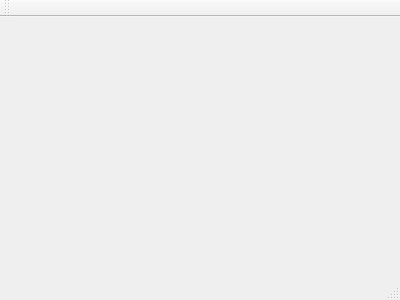
Qt form mainwindow.ui (Andy-jg/CANTestApp) before a commit.
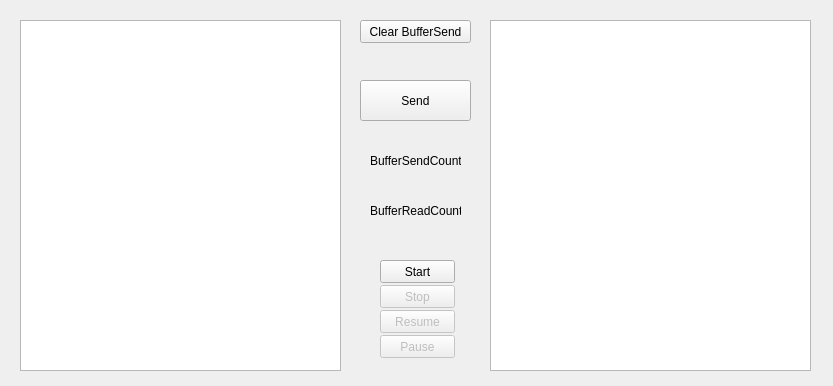
The same form after that commit.

Diff of the .ui file:
```diff
--- a/mainwindow.ui
+++ b/mainwindow.ui
@@ -1,24 +1,193 @@
 <ui version="4.0">
  <class>MainWindow</class>
- <widget class="QMainWindow" name="MainWindow" >
-  <property name="geometry" >
+ <widget class="QMainWindow" name="MainWindow">
+  <property name="geometry">
    <rect>
     <x>0</x>
     <y>0</y>
-    <width>400</width>
-    <height>300</height>
+    <width>833</width>
+    <height>386</height>
    </rect>
   </property>
   <property name="windowTitle" >
    <string>MainWindow</string>
   </property>
-  <widget class="QMenuBar" name="menuBar" />
-  <widget class="QToolBar" name="mainToolBar" />
-  <widget class="QWidget" name="centralWidget" />
-  <widget class="QStatusBar" name="statusBar" />
+  <widget class="QWidget" name="centralWidget">
+   <widget class="QTextEdit" name="textEdit_Send">
+    <property name="geometry">
+     <rect>
+      <x>20</x>
+      <y>20</y>
+      <width>321</width>
+      <height>351</height>
+     </rect>
+    </property>
+    <property name="readOnly">
+     <bool>true</bool>
+    </property>
+   </widget>
+   <widget class="QTextEdit" name="textEdit_Read">
+    <property name="geometry">
+     <rect>
+      <x>490</x>
+      <y>20</y>
+      <width>321</width>
+      <height>351</height>
+     </rect>
+    </property>
+    <property name="readOnly">
+     <bool>true</bool>
+    </property>
+    <property name="html">
+     <string>&lt;!DOCTYPE HTML PUBLIC &quot;-//W3C//DTD HTML 4.0//EN&quot; &quot;http://www.w3.org/TR/REC-html40/strict.dtd&quot;&gt;
+&lt;html&gt;&lt;head&gt;&lt;meta name=&quot;qrichtext&quot; content=&quot;1&quot; /&gt;&lt;style type=&quot;text/css&quot;&gt;
+p, li { white-space: pre-wrap; }
+&lt;/style&gt;&lt;/head&gt;&lt;body style=&quot; font-family:'MS Shell Dlg 2'; font-size:8.25pt; font-weight:400; font-style:normal;&quot;&gt;
+&lt;p style=&quot;-qt-paragraph-type:empty; margin-top:0px; margin-bottom:0px; margin-left:0px; margin-right:0px; -qt-block-indent:0; text-indent:0px;&quot;&gt;&lt;br /&gt;&lt;/p&gt;&lt;/body&gt;&lt;/html&gt;</string>
+    </property>
+   </widget>
+   <widget class="QPushButton" name="pushButton_Start">
+    <property name="geometry">
+     <rect>
+      <x>380</x>
+      <y>260</y>
+      <width>75</width>
+      <height>23</height>
+     </rect>
+    </property>
+    <property name="text">
+     <string>Start</string>
+    </property>
+   </widget>
+   <widget class="QPushButton" name="pushButton_Resume">
+    <property name="enabled">
+     <bool>false</bool>
+    </property>
+    <property name="geometry">
+     <rect>
+      <x>380</x>
+      <y>310</y>
+      <width>75</width>
+      <height>23</height>
+     </rect>
+    </property>
+    <property name="text">
+     <string>Resume</string>
+    </property>
+   </widget>
+   <widget class="QPushButton" name="pushButton_clearBufferSend">
+    <property name="geometry">
+     <rect>
+      <x>360</x>
+      <y>20</y>
+      <width>111</width>
+      <height>23</height>
+     </rect>
+    </property>
+    <property name="text">
+     <string>Clear BufferSend</string>
+    </property>
+   </widget>
+   <widget class="QLabel" name="label">
+    <property name="geometry">
+     <rect>
+      <x>370</x>
+      <y>150</y>
+      <width>91</width>
+      <height>21</height>
+     </rect>
+    </property>
+    <property name="text">
+     <string>BufferSendCount</string>
+    </property>
+   </widget>
+   <widget class="QLabel" name="label_bufferSendCount">
+    <property name="geometry">
+     <rect>
+      <x>390</x>
+      <y>170</y>
+      <width>47</width>
+      <height>13</height>
+     </rect>
+    </property>
+    <property name="text">
+     <string/>
+    </property>
+   </widget>
+   <widget class="QLabel" name="label_bufferReadCount">
+    <property name="geometry">
+     <rect>
+      <x>390</x>
+      <y>220</y>
+      <width>47</width>
+      <height>13</height>
+     </rect>
+    </property>
+    <property name="text">
+     <string/>
+    </property>
+   </widget>
+   <widget class="QLabel" name="label_2">
+    <property name="geometry">
+     <rect>
+      <x>370</x>
+      <y>200</y>
+      <width>91</width>
+      <height>21</height>
+     </rect>
+    </property>
+    <property name="text">
+     <string>BufferReadCount</string>
+    </property>
+   </widget>
+   <widget class="QPushButton" name="pushButton_Send">
+    <property name="geometry">
+     <rect>
+      <x>360</x>
+      <y>80</y>
+      <width>111</width>
+      <height>41</height>
+     </rect>
+    </property>
+    <property name="text">
+     <string>Send</string>
+    </property>
+   </widget>
+   <widget class="QPushButton" name="pushButton_Stop">
+    <property name="enabled">
+     <bool>false</bool>
+    </property>
+    <property name="geometry">
+     <rect>
+      <x>380</x>
+      <y>285</y>
+      <width>75</width>
+      <height>23</height>
+     </rect>
+    </property>
+    <property name="text">
+     <string>Stop</string>
+    </property>
+   </widget>
+   <widget class="QPushButton" name="pushButton_Pause">
+    <property name="enabled">
+     <bool>false</bool>
+    </property>
+    <property name="geometry">
+     <rect>
+      <x>380</x>
+      <y>335</y>
+      <width>75</width>
+      <height>23</height>
+     </rect>
+    </property>
+    <property name="text">
+     <string>Pause</string>
+    </property>
+   </widget>
+  </widget>
  </widget>
- <layoutDefault spacing="6" margin="11" />
- <pixmapfunction></pixmapfunction>
+ <layoutdefault spacing="6" margin="11"/>
  <resources/>
  <connections/>
 </ui>
```
Left out of the diff: 3 changed lines with no effect on the pictures.
